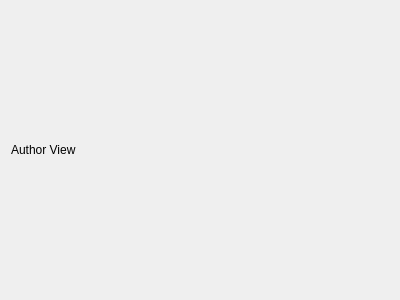
First picture: the form in src/qt/forms/authorview.ui, repository brishtiteveja/truthcoin-cpp, before the edit.
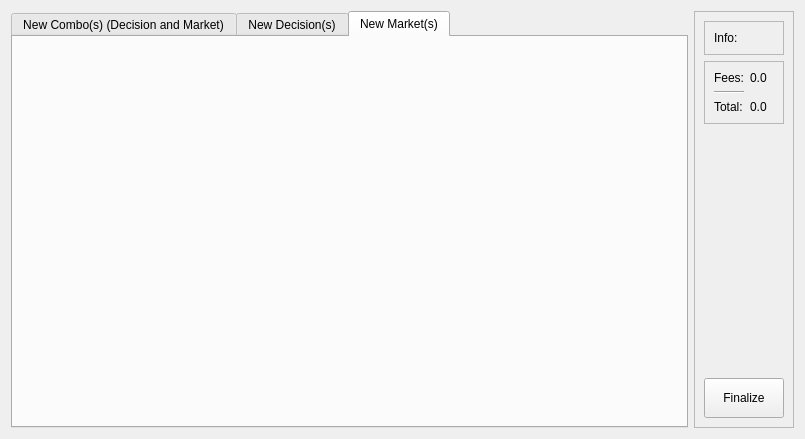
Second picture: the form after the edit. Icons and pictures are not drawn.

Commit message: Fixed signal/slot and added some work on authorview

Patch:
```diff
--- a/src/qt/forms/authorview.ui
+++ b/src/qt/forms/authorview.ui
@@ -6,19 +6,143 @@
    <rect>
     <x>0</x>
     <y>0</y>
-    <width>400</width>
-    <height>300</height>
+    <width>805</width>
+    <height>439</height>
    </rect>
   </property>
   <property name="windowTitle">
    <string>Form</string>
   </property>
-  <layout class="QVBoxLayout" name="verticalLayout">
+  <layout class="QHBoxLayout" name="horizontalLayout">
    <item>
-    <widget class="QLabel" name="label">
-     <property name="text">
-      <string>Author View</string>
+    <widget class="QTabWidget" name="tabWidget">
+     <property name="currentIndex">
+      <number>2</number>
      </property>
+     <widget class="QWidget" name="tabCombo">
+      <attribute name="title">
+       <string>New Combo(s) (Decision and Market)</string>
+      </attribute>
+      <zorder>frameRight</zorder>
+     </widget>
+     <widget class="QWidget" name="tabDecisions">
+      <attribute name="title">
+       <string>New Decision(s)</string>
+      </attribute>
+     </widget>
+     <widget class="QWidget" name="tabMarkets">
+      <attribute name="title">
+       <string>New Market(s)</string>
+      </attribute>
+     </widget>
+    </widget>
+   </item>
+   <item>
+    <widget class="QFrame" name="frameRight">
+     <property name="frameShape">
+      <enum>QFrame::StyledPanel</enum>
+     </property>
+     <property name="frameShadow">
+      <enum>QFrame::Raised</enum>
+     </property>
+     <layout class="QVBoxLayout" name="verticalLayout">
+      <item>
+       <widget class="QFrame" name="frameInfo">
+        <property name="frameShape">
+         <enum>QFrame::StyledPanel</enum>
+        </property>
+        <property name="frameShadow">
+         <enum>QFrame::Raised</enum>
+        </property>
+        <layout class="QVBoxLayout" name="verticalLayout_2">
+         <item>
+          <widget class="QLabel" name="labelInfo">
+           <property name="text">
+            <string>Info:</string>
+           </property>
+          </widget>
+         </item>
+        </layout>
+       </widget>
+      </item>
+      <item>
+       <widget class="QFrame" name="frameFees">
+        <property name="frameShape">
+         <enum>QFrame::StyledPanel</enum>
+        </property>
+        <property name="frameShadow">
+         <enum>QFrame::Raised</enum>
+        </property>
+        <layout class="QGridLayout" name="gridLayout">
+         <item row="0" column="1">
+          <widget class="QLabel" name="labelFeesValue">
+           <property name="text">
+            <string>0.0</string>
+           </property>
+          </widget>
+         </item>
+         <item row="2" column="0">
+          <widget class="QLabel" name="labelTotal">
+           <property name="text">
+            <string>Total:</string>
+           </property>
+          </widget>
+         </item>
+         <item row="1" column="0">
+          <widget class="Line" name="line">
+           <property name="orientation">
+            <enum>Qt::Horizontal</enum>
+           </property>
+          </widget>
+         </item>
+         <item row="0" column="0">
+          <widget class="QLabel" name="labelFees">
+           <property name="text">
+            <string>Fees:</string>
+           </property>
+          </widget>
+         </item>
+         <item row="2" column="1">
+          <widget class="QLabel" name="labelTotalValue">
+           <property name="text">
+            <string>0.0</string>
+           </property>
+          </widget>
+         </item>
+        </layout>
+       </widget>
+      </item>
+      <item>
+       <spacer name="verticalSpacer">
+        <property name="orientation">
+         <enum>Qt::Vertical</enum>
+        </property>
+        <property name="sizeHint" stdset="0">
+         <size>
+          <width>20</width>
+          <height>40</height>
+         </size>
+        </property>
+       </spacer>
+      </item>
+      <item>
+       <widget class="QPushButton" name="pushButtonFinalize">
+        <property name="minimumSize">
+         <size>
+          <width>0</width>
+          <height>40</height>
+         </size>
+        </property>
+        <property name="text">
+         <string>Finalize</string>
+        </property>
+        <property name="icon">
+         <iconset resource="../hivemind.qrc">
+          <normaloff>:/icons/synced</normaloff>:/icons/synced</iconset>
+        </property>
+       </widget>
+      </item>
+     </layout>
     </widget>
    </item>
   </layout>
```
Left out of the diff: 4 changed lines with no effect on the pictures. The commit also changes 3 other files.
